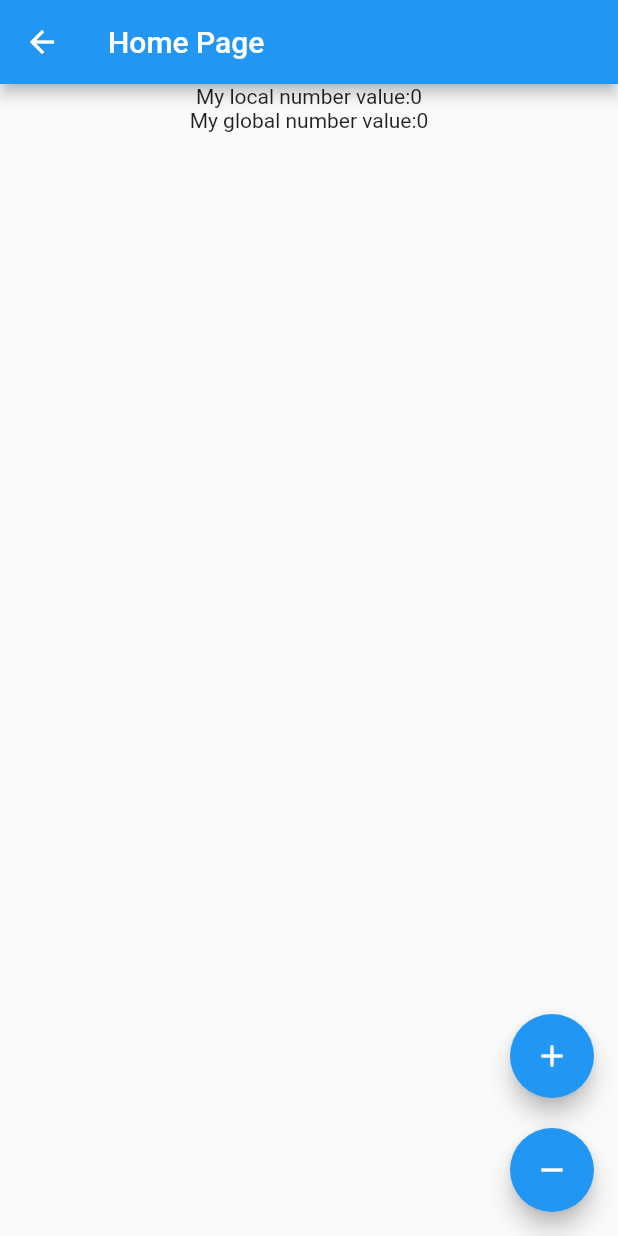
After one commit to Abdusamad98/default_project, a Flutter app: the screen it shows after launch, after a tap on the "new releases" icon, on a phone screen of 412 x 824 dp. The commit adds this screen. Run offline on Flutter 3.47's test engine with Material 2 defaults, Android fonts, the phone set to English and light mode, and no system bars; our stand-ins replace bloc, connectivity_plus, dio, flutter_bloc, flutter_linkify, flutter_svg and 3 more; network calls fail; project files that could hold a hidden picture were left out.

Commit message:
add: new changes

```diff
--- /dev/null
+++ b/lib/cubits/user/user_cubit.dart
@@ -0,0 +1,34 @@
+import 'package:bloc/bloc.dart';
+import 'package:default_project/data/models/user_model.dart';
+import 'package:default_project/data/repositories/user_repository.dart';
+import 'package:meta/meta.dart';
+
+part 'user_state.dart';
+
+
+class UserCubit extends Cubit<UserState> {
+  UserCubit({required UserRepository userRepository})
+      : _userRepository = userRepository,
+        super(UserInitial());
+
+  final UserRepository _userRepository;
+
+  Future<void> fetchUsers() async {
+    emit(UsersGetInProgress());
+    try {
+      var users = await _userRepository.getUsers();
+      emit(UsersGetInSuccess(users: users));
+    } catch (error) {
+      emit(UsersGetInFailure(errorText: error.toString()));
+    }
+  }
+  Future<void> updateUsers() async {
+    emit(UsersGetInProgress());
+    try {
+      var users = await _userRepository.getUsers();
+      emit(UsersGetInSuccess(users: users));
+    } catch (error) {
+      emit(UsersGetInFailure(errorText: error.toString()));
+    }
+  }
+}
--- /dev/null
+++ b/lib/cubits/user/user_state.dart
@@ -0,0 +1,35 @@
+part of 'user_cubit.dart';
+
+@immutable
+abstract class UserState {}
+
+class UserInitial extends UserState {}
+
+//-----------------Get Users -----------------
+class UsersGetInProgress extends UserState {}
+
+class UsersGetInSuccess extends UserState {
+  UsersGetInSuccess({required this.users});
+
+  final List<UserModel> users;
+}
+
+class UsersGetInFailure extends UserState {
+  UsersGetInFailure({required this.errorText});
+
+  final String errorText;
+}
+
+//-----------------Update User -----------------
+
+class UsersUpdateInProgress extends UserState {}
+class UsersUpdateInSuccess extends UserState {
+  UsersUpdateInSuccess({required this.isUserUpdated});
+
+  final bool isUserUpdated;
+}
+class UsersUpdateInFailure extends UserState {
+  UsersUpdateInFailure({required this.errorText});
+
+  final String errorText;
+}
--- /dev/null
+++ b/lib/data/models/user_model.dart
@@ -0,0 +1,20 @@
+class UserModel {
+  UserModel({
+    required this.id,
+    required this.email,
+    required this.name,
+    required this.username,
+  });
+
+  final String username;
+  final String email;
+  final int id;
+  final String name;
+
+  factory UserModel.fromJson(Map<String, Object?> json) => UserModel(
+        name: json["name"] as String? ?? "",
+        id: json["id"] as int? ?? 0,
+        username: json["username"] as String? ?? "",
+        email: json["email"] as String? ?? "",
+      );
+}
--- /dev/null
+++ b/lib/data/repositories/user_repository.dart
@@ -0,0 +1,10 @@
+import 'package:default_project/data/models/user_model.dart';
+import 'package:default_project/data/services/api_provider.dart';
+
+class UserRepository {
+  UserRepository({required this.apiProvider});
+
+  final ApiProvider apiProvider;
+
+  Future<List<UserModel>> getUsers() async => apiProvider.getUsersList();
+}
--- a/lib/main.dart
+++ b/lib/main.dart
@@ -1,6 +1,10 @@
 import 'package:connectivity_plus/connectivity_plus.dart';
-import 'package:default_project/blocs/counter/counter_cubit.dart';
+import 'package:default_project/cubits/counter/counter_cubit.dart';
+import 'package:default_project/cubits/user/user_cubit.dart';
 import 'package:default_project/data/local/storage.dart';
+import 'package:default_project/data/repositories/user_repository.dart';
+import 'package:default_project/data/services/api_client.dart';
+import 'package:default_project/data/services/api_provider.dart';
 import 'package:default_project/ui/no_internet/no_internet_page.dart';
 import 'package:default_project/ui/router.dart';
 import 'package:default_project/utils/constants.dart';
@@ -15,17 +19,30 @@ void main() async {
     DeviceOrientation.portraitUp,
     DeviceOrientation.portraitDown,
   ]);
-  runApp(App());
+  runApp(
+    App(),
+  );
 }
 
 class App extends StatelessWidget {
-  const App({Key? key}) : super(key: key);
+  App({Key? key}) : super(key: key);
+  final apiProvider = ApiProvider(apiClient: ApiClient());
 
   @override
   Widget build(BuildContext context) {
-    return MultiBlocProvider(providers: [
-      BlocProvider(create: (BuildContext context) => CounterCubit())
-    ], child: MyApp());
+    return MultiBlocProvider(
+      providers: [
+        BlocProvider(create: (BuildContext context) => CounterCubit()),
+        BlocProvider(
+          create: (BuildContext context) => UserCubit(
+            userRepository: UserRepository(
+              apiProvider: apiProvider,
+            ),
+          ),
+        ),
+      ],
+      child: MyApp(),
+    );
   }
 }
 
@@ -35,20 +52,20 @@ class MyApp extends StatelessWidget {
   @override
   Widget build(BuildContext context) {
     return MaterialApp(
-        // builder: (context, child) {
-        //   return StreamBuilder(
-        //       stream: Connectivity().onConnectivityChanged,
-        //       builder: (context, snapshot) {
-        //         if (snapshot.data == ConnectivityResult.none) {
-        //           return const NoInternetPage();
-        //         }
-        //         return MediaQuery(
-        //           data: MediaQuery.of(context).copyWith(
-        //               textScaleFactor: 1.0, alwaysUse24HourFormat: true),
-        //           child: child!,
-        //         );
-        //       });
-        // },
+        builder: (context, child) {
+          return StreamBuilder(
+              stream: Connectivity().onConnectivityChanged,
+              builder: (context, snapshot) {
+                if (snapshot.data == ConnectivityResult.none) {
+                  return const NoInternetPage();
+                }
+                return MediaQuery(
+                  data: MediaQuery.of(context).copyWith(
+                      textScaleFactor: 1.0, alwaysUse24HourFormat: true),
+                  child: child!,
+                );
+              });
+        },
         debugShowCheckedModeBanner: false,
         theme: ThemeData(
           primarySwatch: Colors.blue,
--- a/lib/ui/home/home_page.dart
+++ b/lib/ui/home/home_page.dart
@@ -1,4 +1,7 @@
-import 'package:default_project/blocs/counter/counter_cubit.dart';
+
+import 'package:default_project/cubits/counter/counter_cubit.dart';
+import 'package:default_project/ui/home/cubit/home_cubit.dart';
+import 'package:default_project/utils/constants.dart';
 import 'package:flutter/material.dart';
 import 'package:flutter_bloc/flutter_bloc.dart';
 
@@ -10,13 +13,27 @@ class HomePage extends StatefulWidget {
 }
 
 class _HomePageState extends State<HomePage> {
+  final bloc = HomeCubit();
+
   @override
   Widget build(BuildContext context) {
-    return Scaffold(
+    return BlocProvider(
+      create: (_) => bloc,
+      child: Scaffold(
         appBar: AppBar(
           title: const Text("Home Page"),
+          actions: [
+            IconButton(
+                onPressed: () {
+                  Navigator.pushNamed(
+                    context,
+                    otherPage,
+                  );
+                },
+                icon: Icon(Icons.new_releases))
+          ],
         ),
-      body: BlocBuilder<CounterCubit, int>(
+        body: BlocBuilder<HomeCubit, int>(
           builder: (context, state) {
             return Center(
               child: Text("My number value:$state"),
@@ -28,16 +45,26 @@ class _HomePageState extends State<HomePage> {
           children: [
             FloatingActionButton(
               heroTag: "btn1",
-            onPressed: () => context.read<CounterCubit>().increment(),
+              onPressed: () {
+                bloc.increment();
+                context.read<CounterCubit>().increment();
+              },
               child: const Icon(Icons.add),
             ),
             const SizedBox(height: 20),
             FloatingActionButton(
               heroTag: "btn2",
-            onPressed: () => context.read<CounterCubit>().decrement(),
+              onPressed: () => bloc.decrement(),
               child: const Icon(Icons.remove),
             ),
+            const SizedBox(height: 20),
+            FloatingActionButton(
+              heroTag: "btn3",
+              onPressed: () => Navigator.pushNamed(context, usersPage),
+              child: const Icon(Icons.people),
+            ),
           ],
+        ),
       ),
     );
   }
--- /dev/null
+++ b/lib/ui/other/cubit/other_cubit.dart
@@ -0,0 +1,9 @@
+import 'package:flutter_bloc/flutter_bloc.dart';
+
+class OtherCubit extends Cubit<int> {
+  OtherCubit() : super(0); //state = 0;
+
+  void increment() => emit(state + 1);
+
+  void decrement() => emit(state - 1);
+}
--- /dev/null
+++ b/lib/ui/other/other_page.dart
@@ -0,0 +1,56 @@
+import 'package:default_project/cubits/counter/counter_cubit.dart';
+import 'package:default_project/ui/other/cubit/other_cubit.dart';
+import 'package:flutter/material.dart';
+import 'package:flutter_bloc/flutter_bloc.dart';
+
+class OtherPage extends StatefulWidget {
+  const OtherPage({
+    Key? key,
+  }) : super(key: key);
+
+  @override
+  State<OtherPage> createState() => _OtherPageState();
+}
+
+class _OtherPageState extends State<OtherPage> {
+  final bloc = OtherCubit();
+
+  @override
+  Widget build(BuildContext context) {
+    return BlocProvider(
+      create: (_) => bloc,
+      child: Scaffold(
+        appBar: AppBar(
+          title: const Text("Home Page"),
+        ),
+        body: BlocBuilder<OtherCubit, int>(
+          builder: (context, state) {
+            return Center(
+                child: Column(
+              children: [
+                Text("My local number value:$state"),
+                Text("My global number value:${context.watch<CounterCubit>().state}"),
+              ],
+            ));
+          },
+        ),
+        floatingActionButton: Column(
+          mainAxisAlignment: MainAxisAlignment.end,
+          children: [
+            FloatingActionButton(
+              heroTag: "btn1",
+              onPressed: () => bloc.increment(),
+              child: const Icon(Icons.add),
+            ),
+            const SizedBox(height: 20),
+            FloatingActionButton(
+              heroTag: "btn2",
+              onPressed: () => bloc.decrement(),
+              child: const Icon(Icons.remove),
+            ),
+          ],
+        ),
+      ),
+    );
+  }
+}
--- a/lib/ui/router.dart
+++ b/lib/ui/router.dart
@@ -1,5 +1,7 @@
 import 'package:default_project/ui/home/home_page.dart';
+import 'package:default_project/ui/other/other_page.dart';
 import 'package:default_project/ui/splash/splash_page.dart';
+import 'package:default_project/ui/users/users_page.dart';
 import 'package:default_project/utils/constants.dart';
 import 'package:flutter/material.dart';
 
@@ -10,6 +12,10 @@ class MyRouter {
         return MaterialPageRoute(builder: (_) => SplashPage());
       case homePage:
         return MaterialPageRoute(builder: (_) => HomePage());
+      case otherPage:
+        return MaterialPageRoute(builder: (_) => OtherPage());
+      case usersPage:
+        return MaterialPageRoute(builder: (_) => UsersPage());
       default:
         return MaterialPageRoute(
           builder: (_) => Scaffold(
--- a/lib/utils/constants.dart
+++ b/lib/utils/constants.dart
@@ -1,5 +1,7 @@
 const String splashPage = '/';
 const String homePage = '/home_page';
+const String otherPage = '/other_page';
+const String usersPage = '/user_page';
 
 
 
```
Also changed, not shown: lib/data/services/api_provider.dart (+7 -2 lines), lib/ui/home/cubit/home_cubit.dart (added, +9 -0 lines), lib/ui/users/users_page.dart (added, +52 -0 lines), lib/ui/widgest/custom_circular_progress.dart (+6 -10 lines), lib/cubits/counter/counter_cubit.dart (renamed from lib/blocs/counter/counter_cubit.dart). Lines whose indentation alone changed are shown as unchanged.
